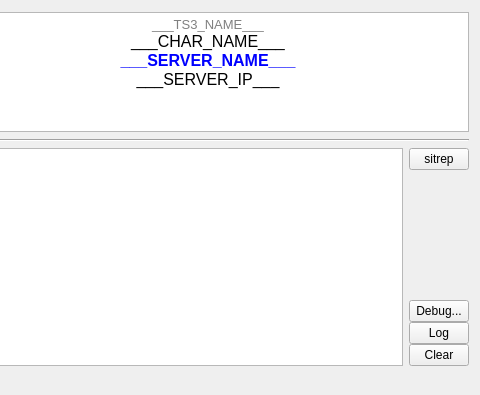
The window that plugin/DayzServerIp.ui (dehesselle/dayzsrvip) describes before a commit, drawn with Qt 5; both pictures show x 250 to 730 and y 0 to 395 of the 730 by 395 pixel window.
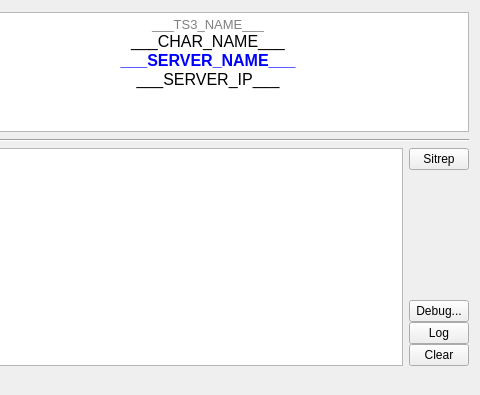
The same window after the commit.

Commit message: added check if dayz is running (needs adjustment)

Patch:
```diff
--- a/plugin/DayzServerIp.ui
+++ b/plugin/DayzServerIp.ui
@@ -160,7 +160,7 @@
           </size>
          </property>
          <property name="text">
-          <string>sitrep</string>
+          <string>Sitrep</string>
          </property>
         </widget>
        </item>
```
The commit also changes 1 other file.
